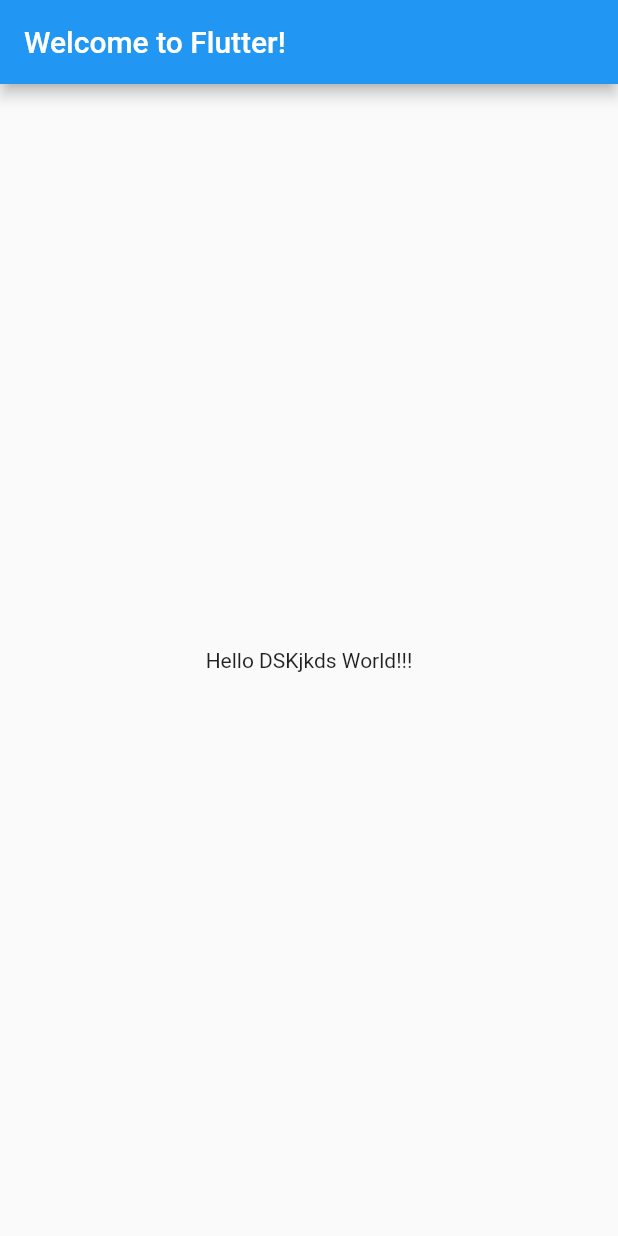
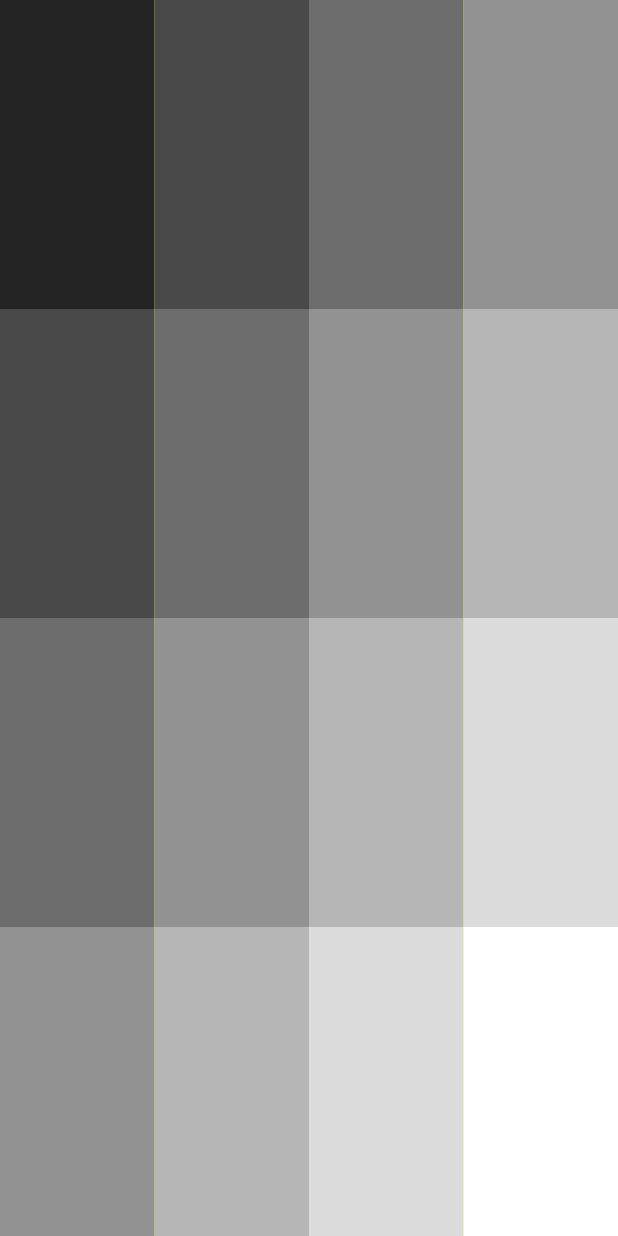
Before and after one commit to vdavid/simple_piano_for_babies, a Flutter app: the screen it shows after launch, on a phone screen of 412 x 824 dp. Run offline on Flutter 3.47's test engine with Material 2 defaults, Android fonts, the light colour scheme and no system bars.

Commit message:
Added 4x4 gray areas

```diff
--- a/lib/main.dart
+++ b/lib/main.dart
@@ -16,11 +16,16 @@
       // debugShowCheckedModeBanner: false,
       title: 'Welcome to Flutter',
       home: Scaffold(
-        appBar: AppBar(
-          title: Text('Welcome to Flutter!'),
-        ),
-        body: Center(
-          child: Text('Hello DSKjkds World!!!'),
+        body: InkWell(
+          onTap: () {
+            print("Container clicked");
+          },
+          child: Container(
+            width: double.infinity,
+            height: double.infinity,
+            color: Colors.yellow,
+            child: CustomPaint(painter: FaceOutlinePainter()),
+          ),
         ),
       ),
     );
@@ -30,3 +35,27 @@
     SystemChrome.setEnabledSystemUIOverlays([]);
   }
 }
+
+class FaceOutlinePainter extends CustomPainter {
+  @override
+  void paint(Canvas canvas, Size size) {
+    for (int y = 0; y < size.height; y++) {
+      for (int x = 0; x < size.width; x++) {
+        int brightness = (((x + y + 1) / 7) * 255).round();
+        Color color = Color.fromRGBO(brightness, brightness, brightness, 1.0);
+        final paint = Paint()
+          ..style = PaintingStyle.fill
+          ..strokeWidth = 0.0
+          ..color = color;
+        canvas.drawRect(
+          Rect.fromLTWH(x * size.width / 4, y * size.height / 4, size.width / 4,
+              size.height / 4),
+          paint,
+        );
+      }
+    }
+  }
+
+  @override
+  bool shouldRepaint(FaceOutlinePainter oldDelegate) => false;
+}
```
